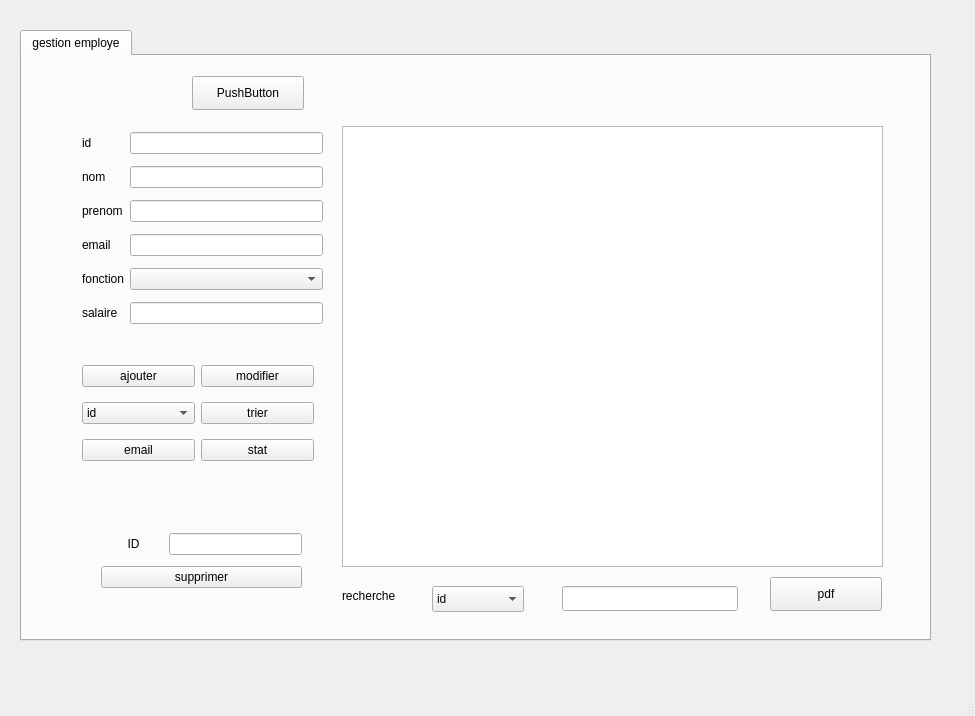
firastourki99/smartgarage, file mainwindow.ui: the form before one commit.
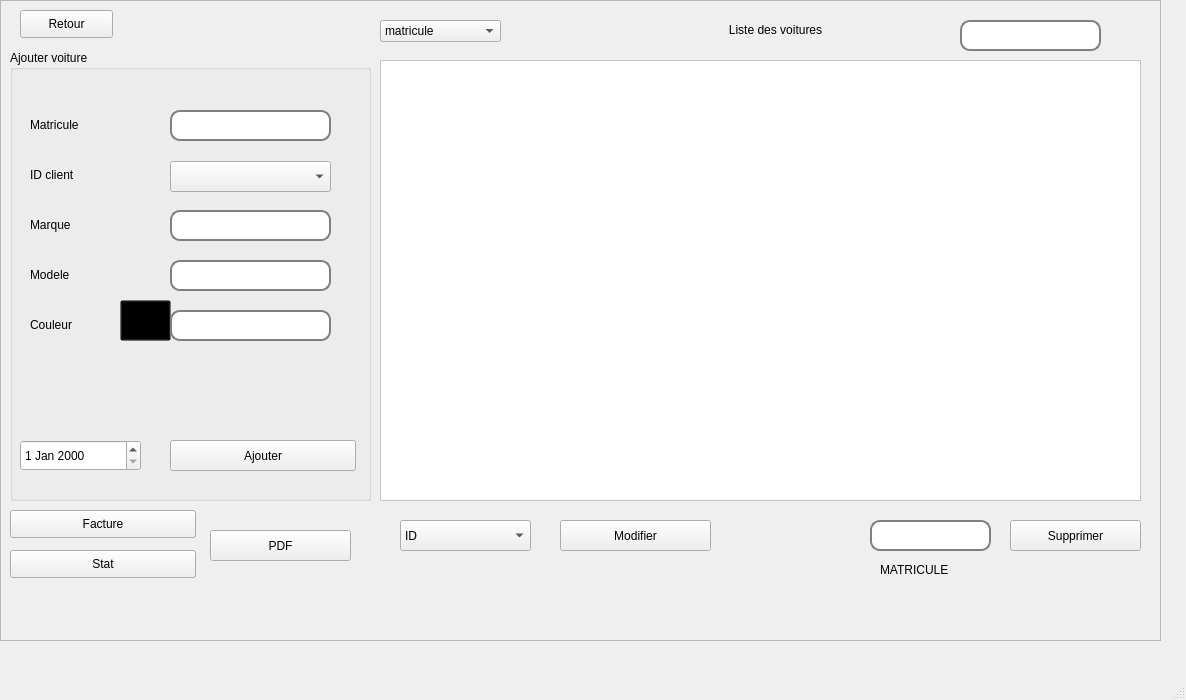
The form after the commit. The open tabs and pages were chosen to show the change.

Patch:
```diff
--- a/mainwindow.ui
+++ b/mainwindow.ui
@@ -6,20 +6,531 @@
    <rect>
     <x>0</x>
     <y>0</y>
-    <width>975</width>
-    <height>716</height>
+    <width>1186</width>
+    <height>700</height>
    </rect>
   </property>
   <property name="windowTitle">
    <string>MainWindow</string>
   </property>
   <widget class="QWidget" name="centralwidget">
+   <widget class="QStackedWidget" name="stackedWidget">
+    <property name="geometry">
+     <rect>
+      <x>0</x>
+      <y>0</y>
+      <width>1171</width>
+      <height>681</height>
+     </rect>
+    </property>
+    <property name="currentIndex">
+     <number>0</number>
+    </property>
+    <widget class="QWidget" name="page">
+     <widget class="QPushButton" name="pb_client">
+      <property name="geometry">
+       <rect>
+        <x>440</x>
+        <y>310</y>
+        <width>291</width>
+        <height>34</height>
+       </rect>
+      </property>
+      <property name="text">
+       <string>Gestion clients</string>
+      </property>
+     </widget>
+     <widget class="QPushButton" name="pb_employe">
+      <property name="geometry">
+       <rect>
+        <x>180</x>
+        <y>220</y>
+        <width>251</width>
+        <height>34</height>
+       </rect>
+      </property>
+      <property name="text">
+       <string>Gestion employe</string>
+      </property>
+     </widget>
+     <widget class="QPushButton" name="pb_voiture">
+      <property name="geometry">
+       <rect>
+        <x>190</x>
+        <y>417</y>
+        <width>241</width>
+        <height>31</height>
+       </rect>
+      </property>
+      <property name="text">
+       <string>Gestion voitures</string>
+      </property>
+     </widget>
+    </widget>
+    <widget class="QWidget" name="page_2">
    <widget class="QTabWidget" name="tabWidget">
     <property name="geometry">
      <rect>
       <x>20</x>
+        <y>40</y>
+        <width>1031</width>
+        <height>511</height>
+       </rect>
+      </property>
+      <property name="currentIndex">
+       <number>0</number>
+      </property>
+      <widget class="QWidget" name="tab_4">
+       <attribute name="title">
+        <string>ajouter un client</string>
+       </attribute>
+       <widget class="QLabel" name="label">
+        <property name="geometry">
+         <rect>
+          <x>20</x>
+          <y>20</y>
+          <width>56</width>
+          <height>16</height>
+         </rect>
+        </property>
+        <property name="text">
+         <string>cin</string>
+        </property>
+       </widget>
+       <widget class="QLabel" name="label_2">
+        <property name="geometry">
+         <rect>
+          <x>20</x>
+          <y>60</y>
+          <width>56</width>
+          <height>16</height>
+         </rect>
+        </property>
+        <property name="text">
+         <string>num</string>
+        </property>
+       </widget>
+       <widget class="QLabel" name="label_3">
+        <property name="geometry">
+         <rect>
+          <x>20</x>
+          <y>100</y>
+          <width>56</width>
+          <height>16</height>
+         </rect>
+        </property>
+        <property name="text">
+         <string>nom</string>
+        </property>
+       </widget>
+       <widget class="QLabel" name="label_4">
+        <property name="geometry">
+         <rect>
+          <x>0</x>
+          <y>140</y>
+          <width>56</width>
+          <height>16</height>
+         </rect>
+        </property>
+        <property name="text">
+         <string>prenom</string>
+        </property>
+       </widget>
+       <widget class="QLabel" name="label_5">
+        <property name="geometry">
+         <rect>
+          <x>170</x>
+          <y>20</y>
+          <width>56</width>
+          <height>16</height>
+         </rect>
+        </property>
+        <property name="text">
+         <string>adresse</string>
+        </property>
+       </widget>
+       <widget class="QLabel" name="label_6">
+        <property name="geometry">
+         <rect>
+          <x>180</x>
+          <y>60</y>
+          <width>56</width>
+          <height>16</height>
+         </rect>
+        </property>
+        <property name="text">
+         <string>mail</string>
+        </property>
+       </widget>
+       <widget class="QLabel" name="label_7">
+        <property name="geometry">
+         <rect>
+          <x>170</x>
+          <y>100</y>
+          <width>56</width>
+          <height>16</height>
+         </rect>
+        </property>
+        <property name="text">
+         <string>matricule</string>
+        </property>
+       </widget>
+       <widget class="QLineEdit" name="lecin">
+        <property name="geometry">
+         <rect>
+          <x>50</x>
+          <y>20</y>
+          <width>113</width>
+          <height>22</height>
+         </rect>
+        </property>
+        <property name="text">
+         <string/>
+        </property>
+       </widget>
+       <widget class="QLineEdit" name="lenum">
+        <property name="geometry">
+         <rect>
+          <x>50</x>
+          <y>60</y>
+          <width>113</width>
+          <height>22</height>
+         </rect>
+        </property>
+       </widget>
+       <widget class="QLineEdit" name="lenom">
+        <property name="geometry">
+         <rect>
+          <x>50</x>
+          <y>100</y>
+          <width>113</width>
+          <height>22</height>
+         </rect>
+        </property>
+       </widget>
+       <widget class="QLineEdit" name="leprenom">
+        <property name="geometry">
+         <rect>
+          <x>50</x>
+          <y>140</y>
+          <width>113</width>
+          <height>22</height>
+         </rect>
+        </property>
+       </widget>
+       <widget class="QLineEdit" name="lead">
+        <property name="geometry">
+         <rect>
+          <x>220</x>
+          <y>20</y>
+          <width>113</width>
+          <height>22</height>
+         </rect>
+        </property>
+       </widget>
+       <widget class="QLineEdit" name="lemail">
+        <property name="geometry">
+         <rect>
+          <x>220</x>
+          <y>60</y>
+          <width>113</width>
+          <height>22</height>
+         </rect>
+        </property>
+       </widget>
+       <widget class="QLineEdit" name="lemat">
+        <property name="geometry">
+         <rect>
+          <x>230</x>
+          <y>100</y>
+          <width>113</width>
+          <height>22</height>
+         </rect>
+        </property>
+       </widget>
+       <widget class="QPushButton" name="ajouter2">
+        <property name="geometry">
+         <rect>
+          <x>370</x>
+          <y>370</y>
+          <width>93</width>
+          <height>28</height>
+         </rect>
+        </property>
+        <property name="text">
+         <string>ajouter</string>
+        </property>
+       </widget>
+       <widget class="QPushButton" name="modifier2">
+        <property name="geometry">
+         <rect>
+          <x>480</x>
+          <y>370</y>
+          <width>93</width>
+          <height>28</height>
+         </rect>
+        </property>
+        <property name="text">
+         <string>modifier</string>
+        </property>
+       </widget>
+       <widget class="QPushButton" name="pb_supp_client">
+        <property name="geometry">
+         <rect>
+          <x>370</x>
+          <y>410</y>
+          <width>93</width>
+          <height>28</height>
+         </rect>
+        </property>
+        <property name="text">
+         <string>supprimer</string>
+        </property>
+       </widget>
+       <widget class="QLineEdit" name="lecin2">
+        <property name="geometry">
+         <rect>
+          <x>630</x>
+          <y>380</y>
+          <width>113</width>
+          <height>22</height>
+         </rect>
+        </property>
+       </widget>
+       <widget class="QLabel" name="label_15">
+        <property name="geometry">
+         <rect>
+          <x>590</x>
+          <y>380</y>
+          <width>41</width>
+          <height>16</height>
+         </rect>
+        </property>
+        <property name="text">
+         <string>cin</string>
+        </property>
+       </widget>
+       <widget class="QTableView" name="tableView">
+        <property name="geometry">
+         <rect>
+          <x>360</x>
+          <y>20</y>
+          <width>661</width>
+          <height>171</height>
+         </rect>
+        </property>
+       </widget>
+       <widget class="QPushButton" name="trier_client">
+        <property name="geometry">
+         <rect>
+          <x>370</x>
+          <y>450</y>
+          <width>101</width>
+          <height>31</height>
+         </rect>
+        </property>
+        <property name="text">
+         <string>trier la liste</string>
+        </property>
+       </widget>
+       <widget class="QPushButton" name="pdf">
+        <property name="geometry">
+         <rect>
+          <x>480</x>
+          <y>450</y>
+          <width>81</width>
+          <height>31</height>
+         </rect>
+        </property>
+        <property name="text">
+         <string>Generer PDF</string>
+        </property>
+       </widget>
+       <widget class="QPushButton" name="search">
+        <property name="geometry">
+         <rect>
+          <x>480</x>
+          <y>410</y>
+          <width>93</width>
+          <height>28</height>
+         </rect>
+        </property>
+        <property name="text">
+         <string>Rechercher</string>
+        </property>
+       </widget>
+       <widget class="QPushButton" name="pushButton_2">
+        <property name="geometry">
+         <rect>
+          <x>580</x>
+          <y>410</y>
+          <width>141</width>
+          <height>28</height>
+         </rect>
+        </property>
+        <property name="text">
+         <string>Generer carte fidélité</string>
+        </property>
+       </widget>
+       <widget class="QTableView" name="tableView_2">
+        <property name="geometry">
+         <rect>
+          <x>360</x>
+          <y>200</y>
+          <width>661</width>
+          <height>141</height>
+         </rect>
+        </property>
+       </widget>
+       <widget class="QPushButton" name="pushButton_3">
+        <property name="geometry">
+         <rect>
+          <x>580</x>
+          <y>450</y>
+          <width>261</width>
+          <height>28</height>
+         </rect>
+        </property>
+        <property name="text">
+         <string>Afficher listes voitures relatives aux clients</string>
+        </property>
+       </widget>
+      </widget>
+      <widget class="QWidget" name="tab">
+       <attribute name="title">
+        <string>Carte fidélité </string>
+       </attribute>
+       <widget class="QPushButton" name="ajoutcarte">
+        <property name="geometry">
+         <rect>
+          <x>180</x>
+          <y>290</y>
+          <width>121</width>
+          <height>31</height>
+         </rect>
+        </property>
+        <property name="text">
+         <string>Ajouter</string>
+        </property>
+       </widget>
+       <widget class="QPushButton" name="supprimercarte">
+        <property name="geometry">
+         <rect>
+          <x>310</x>
+          <y>290</y>
+          <width>101</width>
+          <height>31</height>
+         </rect>
+        </property>
+        <property name="text">
+         <string>Supprimer</string>
+        </property>
+       </widget>
+       <widget class="QPushButton" name="modifiercarte">
+        <property name="geometry">
+         <rect>
+          <x>420</x>
+          <y>290</y>
+          <width>101</width>
+          <height>31</height>
+         </rect>
+        </property>
+        <property name="text">
+         <string>Modifier</string>
+        </property>
+       </widget>
+       <widget class="QPushButton" name="affichercarte">
+        <property name="geometry">
+         <rect>
+          <x>530</x>
+          <y>290</y>
+          <width>93</width>
+          <height>31</height>
+         </rect>
+        </property>
+        <property name="text">
+         <string>Afficher</string>
+        </property>
+       </widget>
+       <widget class="QLineEdit" name="cin3">
+        <property name="geometry">
+         <rect>
+          <x>130</x>
+          <y>61</y>
+          <width>111</width>
+          <height>31</height>
+         </rect>
+        </property>
+       </widget>
+       <widget class="QLabel" name="label_8">
+        <property name="geometry">
+         <rect>
+          <x>80</x>
+          <y>65</y>
+          <width>71</width>
+          <height>21</height>
+         </rect>
+        </property>
+        <property name="text">
+         <string>CIN</string>
+        </property>
+       </widget>
+       <widget class="QTableView" name="tableView_3">
+        <property name="geometry">
+         <rect>
+          <x>315</x>
+          <y>0</y>
+          <width>551</width>
+          <height>261</height>
+         </rect>
+        </property>
+       </widget>
+       <widget class="QLineEdit" name="point">
+        <property name="geometry">
+         <rect>
+          <x>130</x>
+          <y>120</y>
+          <width>113</width>
+          <height>31</height>
+         </rect>
+        </property>
+       </widget>
+       <widget class="QLabel" name="label_9">
+        <property name="geometry">
+         <rect>
+          <x>70</x>
+          <y>130</y>
+          <width>81</width>
+          <height>21</height>
+         </rect>
+        </property>
+        <property name="text">
+         <string>POINT</string>
+        </property>
+       </widget>
+      </widget>
+     </widget>
+     <widget class="QPushButton" name="pb_retour_client">
+      <property name="geometry">
+       <rect>
+        <x>20</x>
+        <y>10</y>
+        <width>93</width>
+        <height>28</height>
+       </rect>
+      </property>
+      <property name="text">
+       <string>Retour</string>
+      </property>
+     </widget>
+    </widget>
+    <widget class="QWidget" name="page_3">
+     <widget class="QTabWidget" name="tabWidget_2">
+      <property name="geometry">
+       <rect>
+        <x>20</x>
       <y>30</y>
-      <width>911</width>
+        <width>1041</width>
       <height>611</height>
      </rect>
     </property>
@@ -112,14 +623,14 @@
       </property>
       <layout class="QGridLayout" name="gridLayout">
        <item row="0" column="0">
-        <widget class="QLabel" name="label">
+          <widget class="QLabel" name="label_11">
          <property name="text">
           <string>id</string>
          </property>
         </widget>
        </item>
        <item row="3" column="0">
-        <widget class="QLabel" name="label_4">
+          <widget class="QLabel" name="label_12">
          <property name="text">
           <string>email</string>
          </property>
@@ -132,14 +643,14 @@
         <widget class="QLineEdit" name="PRENOM"/>
        </item>
        <item row="2" column="0">
-        <widget class="QLabel" name="label_3">
+          <widget class="QLabel" name="label_13">
          <property name="text">
           <string>prenom</string>
          </property>
         </widget>
        </item>
        <item row="5" column="0">
-        <widget class="QLabel" name="label_6">
+          <widget class="QLabel" name="label_14">
          <property name="text">
           <string>salaire</string>
          </property>
@@ -149,7 +660,7 @@
         <widget class="QLineEdit" name="NOM"/>
        </item>
        <item row="1" column="0">
-        <widget class="QLabel" name="label_2">
+          <widget class="QLabel" name="label_16">
          <property name="text">
           <string>nom</string>
          </property>
@@ -159,7 +670,7 @@
         <widget class="QLineEdit" name="SALAIRE"/>
        </item>
        <item row="4" column="0">
-        <widget class="QLabel" name="label_5">
+          <widget class="QLabel" name="label_17">
          <property name="text">
           <string>fonction</string>
          </property>
@@ -173,7 +684,7 @@
        </item>
       </layout>
      </widget>
-     <widget class="QWidget" name="layoutWidget">
+       <widget class="QWidget" name="layoutWidget_2">
       <property name="geometry">
        <rect>
         <x>79</x>
@@ -184,7 +695,7 @@
       </property>
       <layout class="QGridLayout" name="gridLayout_2">
        <item row="0" column="0">
-        <widget class="QLabel" name="label_7">
+          <widget class="QLabel" name="label_18">
          <property name="text">
           <string>        ID       </string>
          </property>
@@ -202,7 +713,7 @@
        </item>
       </layout>
      </widget>
-     <widget class="QWidget" name="layoutWidget">
+       <widget class="QWidget" name="layoutWidget_3">
       <property name="geometry">
        <rect>
         <x>60</x>
@@ -268,7 +779,7 @@
        </item>
       </layout>
      </widget>
-     <widget class="QPushButton" name="pushButton_2">
+       <widget class="QPushButton" name="pushButton_7">
       <property name="geometry">
        <rect>
         <x>170</x>
@@ -283,6 +794,530 @@
      </widget>
     </widget>
    </widget>
+     <widget class="QPushButton" name="pb_retour_employe">
+      <property name="geometry">
+       <rect>
+        <x>20</x>
+        <y>0</y>
+        <width>93</width>
+        <height>28</height>
+       </rect>
+      </property>
+      <property name="text">
+       <string>Retour</string>
+      </property>
+     </widget>
+    </widget>
+    <widget class="QWidget" name="page_4">
+     <widget class="QFrame" name="frame">
+      <property name="geometry">
+       <rect>
+        <x>0</x>
+        <y>0</y>
+        <width>1161</width>
+        <height>641</height>
+       </rect>
+      </property>
+      <property name="frameShape">
+       <enum>QFrame::StyledPanel</enum>
+      </property>
+      <property name="frameShadow">
+       <enum>QFrame::Raised</enum>
+      </property>
+      <widget class="QStackedWidget" name="stackedWidget_2">
+       <property name="geometry">
+        <rect>
+         <x>0</x>
+         <y>0</y>
+         <width>1171</width>
+         <height>581</height>
+        </rect>
+       </property>
+       <property name="styleSheet">
+        <string notr="true"/>
+       </property>
+       <property name="currentIndex">
+        <number>0</number>
+       </property>
+       <widget class="QWidget" name="page_5">
+        <widget class="QGroupBox" name="groupBox_2">
+         <property name="geometry">
+          <rect>
+           <x>10</x>
+           <y>50</y>
+           <width>361</width>
+           <height>451</height>
+          </rect>
+         </property>
+         <property name="styleSheet">
+          <string notr="true">QGroupbox
+{
+background-color: qlineargradient(x1: 0, y1: 0, x2: 0, y2: 1,
+                                       stop: 0 #E0E0E0, stop: 1 #FFFFFF);
+     border: 4px solid green;
+     border-radius: 5px;
+     margin-top: 1ex; 
+
+subcontrol-origin: margin;
+     subcontrol-position: top center; /* position at the top center */
+     padding: 0 3px;
+     background-color: qlineargradient(x1: 0, y1: 0, x2: 0, y2: 1,
+                                       stop: 0 #FFOECE, stop: 1 #FFFFFF);
+}</string>
+         </property>
+         <property name="title">
+          <string>Ajouter voiture</string>
+         </property>
+         <widget class="QLineEdit" name="le_matricule">
+          <property name="geometry">
+           <rect>
+            <x>160</x>
+            <y>60</y>
+            <width>161</width>
+            <height>31</height>
+           </rect>
+          </property>
+          <property name="styleSheet">
+           <string notr="true">     border: 2px solid gray;
+     border-radius: 10px;
+     padding: 0 8px;
+     background:rgb(255, 255, 255);
+     selection-background-color: darkgray;
+ </string>
+          </property>
+         </widget>
+         <widget class="QLineEdit" name="le_marque">
+          <property name="geometry">
+           <rect>
+            <x>160</x>
+            <y>160</y>
+            <width>161</width>
+            <height>31</height>
+           </rect>
+          </property>
+          <property name="styleSheet">
+           <string notr="true">     border: 2px solid gray;
+     border-radius: 10px;
+     padding: 0 8px;
+     background:rgb(255, 255, 255);
+     selection-background-color: darkgray;
+ </string>
+          </property>
+         </widget>
+         <widget class="QLineEdit" name="le_modele">
+          <property name="geometry">
+           <rect>
+            <x>160</x>
+            <y>210</y>
+            <width>161</width>
+            <height>31</height>
+           </rect>
+          </property>
+          <property name="styleSheet">
+           <string notr="true">     border: 2px solid gray;
+     border-radius: 10px;
+     padding: 0 8px;
+     background:rgb(255, 255, 255);
+     selection-background-color: darkgray;
+ </string>
+          </property>
+         </widget>
+         <widget class="QLabel" name="label_19">
+          <property name="geometry">
+           <rect>
+            <x>20</x>
+            <y>60</y>
+            <width>81</width>
+            <height>31</height>
+           </rect>
+          </property>
+          <property name="text">
+           <string>&lt;html&gt;&lt;head/&gt;&lt;body&gt;&lt;p&gt;&lt;span style=&quot; font-size:9pt;&quot;&gt;Matricule&lt;/span&gt;&lt;/p&gt;&lt;/body&gt;&lt;/html&gt;</string>
+          </property>
+         </widget>
+         <widget class="QLabel" name="label_20">
+          <property name="geometry">
+           <rect>
+            <x>20</x>
+            <y>110</y>
+            <width>81</width>
+            <height>31</height>
+           </rect>
+          </property>
+          <property name="text">
+           <string>&lt;html&gt;&lt;head/&gt;&lt;body&gt;&lt;p&gt;&lt;span style=&quot; font-size:9pt;&quot;&gt;ID client&lt;/span&gt;&lt;/p&gt;&lt;/body&gt;&lt;/html&gt;</string>
+          </property>
+         </widget>
+         <widget class="QLabel" name="label_21">
+          <property name="geometry">
+           <rect>
+            <x>20</x>
+            <y>160</y>
+            <width>81</width>
+            <height>31</height>
+           </rect>
+          </property>
+          <property name="text">
+           <string>&lt;html&gt;&lt;head/&gt;&lt;body&gt;&lt;p&gt;&lt;span style=&quot; font-size:9pt;&quot;&gt;Marque&lt;/span&gt;&lt;/p&gt;&lt;/body&gt;&lt;/html&gt;</string>
+          </property>
+         </widget>
+         <widget class="QLabel" name="label_22">
+          <property name="geometry">
+           <rect>
+            <x>20</x>
+            <y>210</y>
+            <width>81</width>
+            <height>31</height>
+           </rect>
+          </property>
+          <property name="styleSheet">
+           <string notr="true"/>
+          </property>
+          <property name="text">
+           <string>&lt;html&gt;&lt;head/&gt;&lt;body&gt;&lt;p&gt;&lt;span style=&quot; font-size:9pt;&quot;&gt;Modele&lt;/span&gt;&lt;/p&gt;&lt;/body&gt;&lt;/html&gt;</string>
+          </property>
+         </widget>
+         <widget class="QDateEdit" name="dateEdit">
+          <property name="geometry">
+           <rect>
+            <x>10</x>
+            <y>390</y>
+            <width>121</width>
+            <height>31</height>
+           </rect>
+          </property>
+          <property name="autoFillBackground">
+           <bool>false</bool>
+          </property>
+         </widget>
+         <widget class="QPushButton" name="pb_ajouter">
+          <property name="geometry">
+           <rect>
+            <x>160</x>
+            <y>390</y>
+            <width>186</width>
+            <height>31</height>
+           </rect>
+          </property>
+          <property name="styleSheet">
+           <string notr="true"/>
+          </property>
+          <property name="text">
+           <string>Ajouter</string>
+          </property>
+         </widget>
+         <widget class="QLabel" name="label_23">
+          <property name="geometry">
+           <rect>
+            <x>20</x>
+            <y>260</y>
+            <width>81</width>
+            <height>31</height>
+           </rect>
+          </property>
+          <property name="text">
+           <string>&lt;html&gt;&lt;head/&gt;&lt;body&gt;&lt;p&gt;&lt;span style=&quot; font-size:9pt;&quot;&gt;Couleur&lt;/span&gt;&lt;/p&gt;&lt;/body&gt;&lt;/html&gt;</string>
+          </property>
+         </widget>
+         <widget class="QPushButton" name="pb_color">
+          <property name="geometry">
+           <rect>
+            <x>110</x>
+            <y>250</y>
+            <width>51</width>
+            <height>41</height>
+           </rect>
+          </property>
+          <property name="styleSheet">
+           <string notr="true">border-color: transparent;
+background-color: transparent;
+
+</string>
+          </property>
+          <property name="text">
+           <string/>
+          </property>
+          <property name="iconSize">
+           <size>
+            <width>80</width>
+            <height>80</height>
+           </size>
+          </property>
+         </widget>
+         <widget class="QLineEdit" name="le_couleur">
+          <property name="geometry">
+           <rect>
+            <x>160</x>
+            <y>260</y>
+            <width>161</width>
+            <height>31</height>
+           </rect>
+          </property>
+          <property name="styleSheet">
+           <string notr="true">     border: 2px solid gray;
+     border-radius: 10px;
+     padding: 0 8px;
+     background:rgb(255, 255, 255);
+     selection-background-color: darkgray;
+ </string>
+          </property>
+         </widget>
+         <widget class="QComboBox" name="cb_cin">
+          <property name="geometry">
+           <rect>
+            <x>160</x>
+            <y>111</y>
+            <width>161</width>
+            <height>31</height>
+           </rect>
+          </property>
+         </widget>
+        </widget>
+        <widget class="QLabel" name="label_24">
+         <property name="geometry">
+          <rect>
+           <x>710</x>
+           <y>10</y>
+           <width>131</width>
+           <height>41</height>
+          </rect>
+         </property>
+         <property name="styleSheet">
+          <string notr="true"/>
+         </property>
+         <property name="text">
+          <string>&lt;html&gt;&lt;head/&gt;&lt;body&gt;&lt;p align=&quot;center&quot;&gt;&lt;span style=&quot; font-size:9pt; color:#000000;&quot;&gt;Liste des voitures&lt;/span&gt;&lt;/p&gt;&lt;/body&gt;&lt;/html&gt;</string>
+         </property>
+        </widget>
+        <widget class="QPushButton" name="pb_supprimer">
+         <property name="geometry">
+          <rect>
+           <x>1010</x>
+           <y>520</y>
+           <width>131</width>
+           <height>31</height>
+          </rect>
+         </property>
+         <property name="styleSheet">
+          <string notr="true"/>
+         </property>
+         <property name="text">
+          <string>Supprimer</string>
+         </property>
+        </widget>
+        <widget class="QTableView" name="tab_voiture">
+         <property name="geometry">
+          <rect>
+           <x>380</x>
+           <y>60</y>
+           <width>761</width>
+           <height>441</height>
+          </rect>
+         </property>
+         <property name="styleSheet">
+          <string notr="true">background-color: rgb(255, 255, 255);</string>
+         </property>
+        </widget>
+        <widget class="QPushButton" name="pb_modifier">
+         <property name="geometry">
+          <rect>
+           <x>560</x>
+           <y>520</y>
+           <width>151</width>
+           <height>31</height>
+          </rect>
+         </property>
+         <property name="styleSheet">
+          <string notr="true"/>
+         </property>
+         <property name="text">
+          <string>Modifier</string>
+         </property>
+        </widget>
+        <widget class="QPushButton" name="pb_facture">
+         <property name="geometry">
+          <rect>
+           <x>10</x>
+           <y>510</y>
+           <width>186</width>
+           <height>28</height>
+          </rect>
+         </property>
+         <property name="text">
+          <string>Facture</string>
+         </property>
+        </widget>
+        <widget class="QPushButton" name="pb_pdf">
+         <property name="geometry">
+          <rect>
+           <x>210</x>
+           <y>530</y>
+           <width>141</width>
+           <height>31</height>
+          </rect>
+         </property>
+         <property name="text">
+          <string>PDF</string>
+         </property>
+        </widget>
+        <widget class="QComboBox" name="CB_modify">
+         <property name="geometry">
+          <rect>
+           <x>400</x>
+           <y>520</y>
+           <width>131</width>
+           <height>31</height>
+          </rect>
+         </property>
+         <item>
+          <property name="text">
+           <string>ID</string>
+          </property>
+         </item>
+         <item>
+          <property name="text">
+           <string>Marque</string>
+          </property>
+         </item>
+         <item>
+          <property name="text">
+           <string>Modele</string>
+          </property>
+         </item>
+         <item>
+          <property name="text">
+           <string>Couleur</string>
+          </property>
+         </item>
+         <item>
+          <property name="text">
+           <string>Etat</string>
+          </property>
+         </item>
+        </widget>
+        <widget class="QLineEdit" name="le_modifier">
+         <property name="geometry">
+          <rect>
+           <x>870</x>
+           <y>520</y>
+           <width>121</width>
+           <height>31</height>
+          </rect>
+         </property>
+         <property name="styleSheet">
+          <string notr="true">     border: 2px solid gray;
+     border-radius: 10px;
+     padding: 0 8px;
+     background:rgb(255, 255, 255);
+     selection-background-color: darkgray;
+ </string>
+         </property>
+        </widget>
+        <widget class="QLabel" name="label_25">
+         <property name="geometry">
+          <rect>
+           <x>880</x>
+           <y>560</y>
+           <width>101</width>
+           <height>20</height>
+          </rect>
+         </property>
+         <property name="text">
+          <string>MATRICULE</string>
+         </property>
+        </widget>
+        <widget class="QComboBox" name="CB_trie">
+         <property name="geometry">
+          <rect>
+           <x>380</x>
+           <y>20</y>
+           <width>121</width>
+           <height>22</height>
+          </rect>
+         </property>
+         <item>
+          <property name="text">
+           <string>matricule</string>
+          </property>
+         </item>
+         <item>
+          <property name="text">
+           <string>ID</string>
+          </property>
+         </item>
+         <item>
+          <property name="text">
+           <string>Date</string>
+          </property>
+         </item>
+        </widget>
+        <widget class="QLineEdit" name="le_recherche">
+         <property name="geometry">
+          <rect>
+           <x>960</x>
+           <y>20</y>
+           <width>141</width>
+           <height>31</height>
+          </rect>
+         </property>
+         <property name="styleSheet">
+          <string notr="true">     border: 2px solid gray;
+     border-radius: 10px;
+     padding: 0 8px;
+     background:rgb(255, 255, 255);
+     selection-background-color: darkgray;</string>
+         </property>
+        </widget>
+        <widget class="QLabel" name="icon_label">
+         <property name="geometry">
+          <rect>
+           <x>1100</x>
+           <y>10</y>
+           <width>41</width>
+           <height>51</height>
+          </rect>
+         </property>
+         <property name="autoFillBackground">
+          <bool>false</bool>
+         </property>
+         <property name="styleSheet">
+          <string notr="true"/>
+         </property>
+         <property name="text">
+          <string/>
+         </property>
+        </widget>
+        <widget class="QPushButton" name="pb_stat_v">
+         <property name="geometry">
+          <rect>
+           <x>10</x>
+           <y>550</y>
+           <width>186</width>
+           <height>28</height>
+          </rect>
+         </property>
+         <property name="text">
+          <string>Stat</string>
+         </property>
+        </widget>
+        <widget class="QPushButton" name="pb_retour_v">
+         <property name="geometry">
+          <rect>
+           <x>20</x>
+           <y>10</y>
+           <width>93</width>
+           <height>28</height>
+          </rect>
+         </property>
+         <property name="text">
+          <string>Retour</string>
+         </property>
+        </widget>
+       </widget>
+      </widget>
+     </widget>
+    </widget>
+   </widget>
   </widget>
   <widget class="QMenuBar" name="menubar">
    <property name="geometry">
```
Left out of the diff: 16 changed lines with no effect on the pictures. Lines whose indentation alone changed are shown as unchanged.
